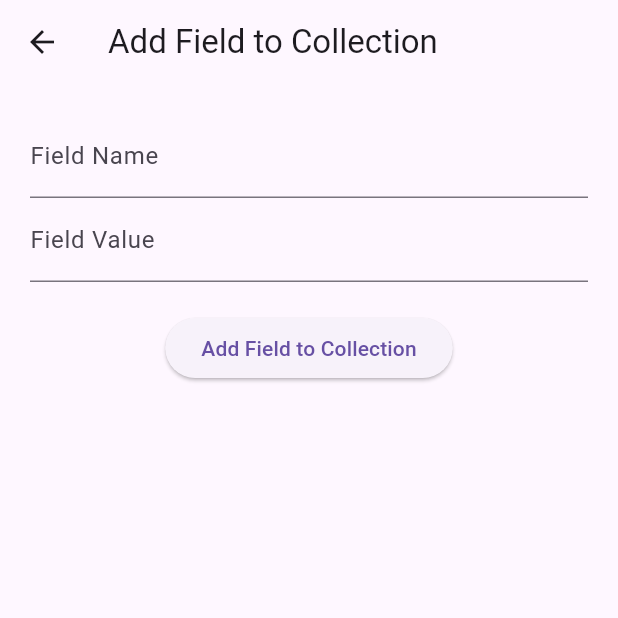
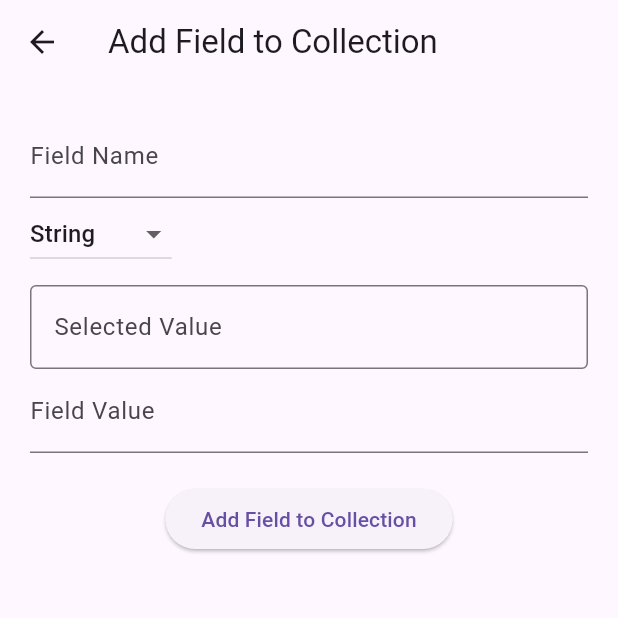
Before and after one commit to GreyRabbit404/while_admin, a Flutter app: the screen it shows after launch, item 2 of the bottom bar chosen, after a tap on the "menu" icon, after a tap on "Add field to user model", on a phone screen of 412 x 824 dp, the top half of it. Run offline on Flutter 3.47's test engine with Material 3 defaults, Android fonts, the phone set to English and light mode, and no system bars; our stand-ins replace chewie, cloud_firestore, firebase_auth, firebase_core, video_player; accounts and stored records are empty; network calls fail.

Commit message:
"drawer"

```diff
--- a/lib/drawer/custom_drawer.dart
+++ b/lib/drawer/custom_drawer.dart
@@ -46,6 +46,27 @@ class CustomDrawer extends StatelessWidget {
             height: 10,
             thickness: 1,
           ),
+          ListTile(
+            leading: const Icon(Icons.remove),
+            tileColor: Colors.amber, // Set the tileColor directly here
+            title: const Text(
+              'Remove field from user model',
+              style: TextStyle(color: Colors.black), // Text color
+            ),
+            onTap: () {
+              Navigator.push(
+                  context,
+                  MaterialPageRoute(
+                    builder: (context) => AddFieldValueToAllUsers(),
+                  ));
+              // Update the state of the app.
+              // ...
+            },
+          ),
+          const Divider(
+            height: 10,
+            thickness: 1,
+          ),
         ],
       ),
     );
--- a/lib/drawer/update_model.dart
+++ b/lib/drawer/update_model.dart
@@ -4,7 +4,7 @@ import 'package:flutter/material.dart';
 import 'package:cloud_firestore/cloud_firestore.dart';
 
 class AddFieldValueToAllUsers extends StatefulWidget {
-  AddFieldValueToAllUsers({super.key});
+  const AddFieldValueToAllUsers({super.key});
 
   @override
   State<AddFieldValueToAllUsers> createState() => _AddFieldValueToAllUsersState();
@@ -14,10 +14,13 @@ class _AddFieldValueToAllUsersState extends State<AddFieldValueToAllUsers> {
   final TextEditingController _fieldContoller = TextEditingController();
 
   final TextEditingController _valueController = TextEditingController();
+  final TextEditingController _typeController = TextEditingController();
 
   final CollectionReference _collectionRefernce = FirebaseFirestore.instance.collection('users');
+  List<String> dropdownValues = ['String', 'int', 'double', 'bool', 'null', 'DateTime'];
 
-  @override
+  String dropdownValue = 'String';
+
   @override
   Widget build(BuildContext context) {
     return Scaffold(
@@ -32,6 +35,29 @@ class _AddFieldValueToAllUsersState extends State<AddFieldValueToAllUsers> {
             TextField(
               controller: _fieldContoller,
               decoration: const InputDecoration(labelText: 'Field Name'),
+            ),
+            DropdownButton<String>(
+              value: dropdownValue,
+              onChanged: (String? newValue) {
+                setState(() {
+                  dropdownValue = newValue!;
+                  _typeController.text = newValue;
+                });
+              },
+              items: dropdownValues.map<DropdownMenuItem<String>>((String value) {
+                return DropdownMenuItem<String>(
+                  value: value,
+                  child: Text(value),
+                );
+              }).toList(),
+            ),
+            const SizedBox(height: 10),
+            TextField(
+              controller: _typeController,
+              decoration: const InputDecoration(
+                labelText: 'Selected Value',
+                border: OutlineInputBorder(),
+              ),
             ),
             TextField(
               controller: _valueController,
@@ -55,12 +81,25 @@ class _AddFieldValueToAllUsersState extends State<AddFieldValueToAllUsers> {
   Future<void> _addFieldToCollection() async {
     try {
       String fieldName = _fieldContoller.text;
-      dynamic fieldValue = _valueController.value;
+      dynamic fieldValue = _valueController.text;
+      String type = _typeController.text;
 
       final QuerySnapshot querySnapshot = await _collectionRefernce.get();
       for (QueryDocumentSnapshot docSnapshot in querySnapshot.docs) {
         DocumentReference documentReference = _collectionRefernce.doc(docSnapshot.id);
-        documentReference.update({fieldName: fieldValue});
+        if (type == 'String') {
+          documentReference.update({fieldName: fieldValue.toString()});
+        } else if (type == 'int') {
+          documentReference.update({fieldName: int.parse(fieldValue)});
+        } else if (type == 'double') {
+          documentReference.update({fieldName: double.parse(fieldValue)});
+        } else if (type == 'bool') {
+          documentReference.update({fieldName: bool.parse(fieldValue)});
+        } else if (type == 'DateTime') {
+          documentReference.update({fieldName: DateTime.parse(fieldValue)});
+        } else {
+          documentReference.update({fieldName: null});
+        }
       }
       log("added field successfully to all users");
       ScaffoldMessenger.of(context).showSnackBar(
--- a/lib/views/home/users/user_screen.dart
+++ b/lib/views/home/users/user_screen.dart
@@ -23,22 +23,37 @@ class UsersListScreen extends StatelessWidget {
           }
 
           final users = snapshot.data!.docs
-                .map((doc) =>
-                    UserModel.fromMap(doc.data() as Map<String, dynamic>))
+              .map((doc) {
+                try {
+                  return UserModel.fromJson(doc.data() as Map<String, dynamic>);
+                } catch (e) {
+                  print('Error parsing document ${doc.id}: $e');
+                  return null; // Return null for invalid documents
+                }
+              })
+              .where((user) => user != null)
               .toList();
 
-            return ListView.builder(
+          // Create a list of document IDs that failed to parse
+          List<String> failedIds = [];
+          for (var doc in snapshot.data!.docs) {
+            if (!users.any((user) => user!.id == doc.id)) {
+              failedIds.add(doc.id);
+            }
+          }
+
+          return failedIds.isEmpty
+              ? ListView.builder(
                   itemCount: users.length,
                   itemBuilder: (context, index) {
                     final user = users[index];
                     return ListTile(
                       leading: CircleAvatar(
-                    backgroundImage: NetworkImage(user.image),
+                        backgroundImage: NetworkImage(user!.image),
                         backgroundColor: Colors.grey,
                       ),
                       title: Text(user.name),
-                  subtitle: Text(
-                      'Followers: ${user.follower} Following: ${user.following}'),
+                      subtitle: Text('Followers: ${user.follower} Following: ${user.following}'),
                       trailing: Icon(
                         user.isOnline == 1 ? Icons.circle : Icons.circle_outlined,
                         color: user.isOnline == 1 ? Colors.green : Colors.red,
@@ -48,8 +63,18 @@ class UsersListScreen extends StatelessWidget {
                       },
                     );
                   },
+                )
+              : ListView.builder(
+                  itemCount: failedIds.length,
+                  itemBuilder: (context, index) {
+                    return ListTile(
+                      title: Text(failedIds[index]),
+                      // You can customize the ListTile as needed
                     );
                   },
-        ));
+                );
+        },
+      ),
+    );
   }
 }
```
Also changed, not shown: lib/models/user_model.dart (+226 -82 lines), lib/views/Requests/view_requests.dart (+7 -7 lines). Lines whose indentation alone changed are shown as unchanged.
